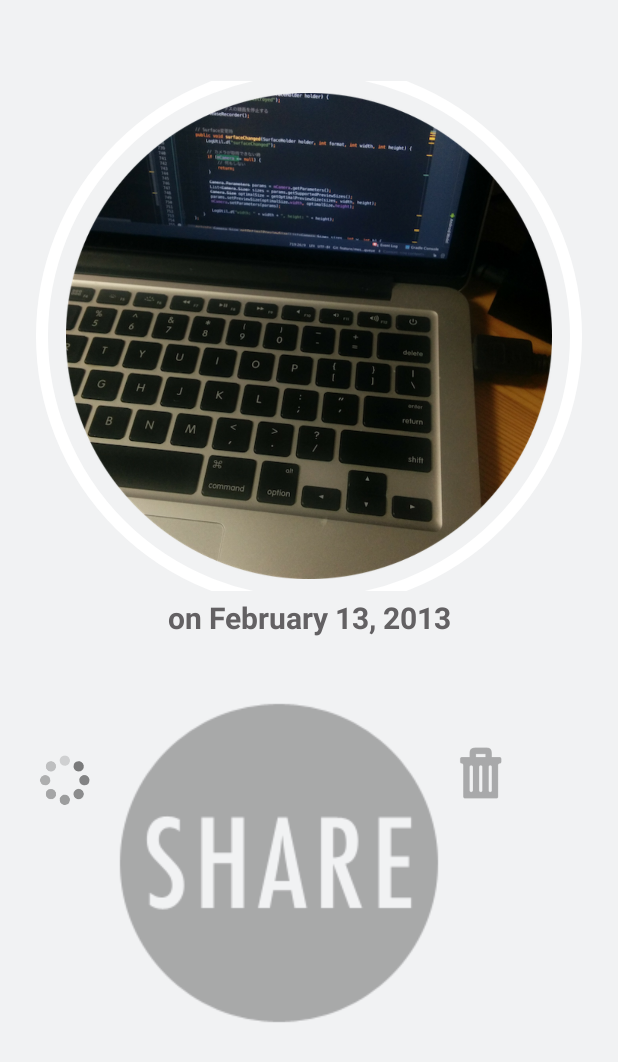
After one commit to UNUUU/OPUS, an Android app: the layout activity_preview.xml on its own in the app's theme, with its tools: preview values and no code run, on a phone screen of 412 x 824 dp. The commit adds this screen. Shown: the top 1062 px of the screen. Run offline under Robolectric (Android 15) with nearby library versions, the phone set to English and light mode, and no system bars.

Commit message:
プレビュー画面を作りました

```diff
--- a/app/src/main/AndroidManifest.xml
+++ b/app/src/main/AndroidManifest.xml
@@ -9,7 +9,11 @@
         android:theme="@style/AppTheme" >
         <activity
             android:name=".MainActivity"
-            android:label="@string/app_name"
+            android:screenOrientation="portrait">
+        </activity>
+
+        <activity
+            android:name=".PreviewActivity"
             android:screenOrientation="portrait">
             <intent-filter>
                 <action android:name="android.intent.action.MAIN" />
--- /dev/null
+++ b/app/src/main/res/drawable/circle_border.xml
@@ -0,0 +1,17 @@
+<shape xmlns:android="http://schemas.android.com/apk/res/android"
+       android:innerRadius="0dp"
+       android:shape="ring"
+       android:thicknessRatio="2"
+       android:useLevel="false" >
+    <solid android:color="@android:color/transparent" />
+
+    <stroke
+        android:width="@dimen/circle_image_border_width"
+        android:color="@android:color/white" />
+
+    <padding
+        android:left="@dimen/circle_image_border_width"
+        android:top="@dimen/circle_image_border_width"
+        android:right="@dimen/circle_image_border_width"
+        android:bottom="@dimen/circle_image_border_width" />
+</shape>
--- a/app/src/main/res/layout/activity_main.xml
+++ b/app/src/main/res/layout/activity_main.xml
@@ -1,5 +1,6 @@
 <LinearLayout
     xmlns:android="http://schemas.android.com/apk/res/android"
+    xmlns:tools="http://schemas.android.com/tools"
     android:id="@+id/activity_main_layout_001"
     android:layout_width="match_parent"
     android:layout_height="match_parent"
@@ -15,9 +16,10 @@
     <fragment
         android:name="com.unuuu.opus.component.CircleCameraFragment"
         android:id="@+id/activity_main_frame_002"
+        tools:layout="@layout/fragment_circle_camera"
         android:layout_width="wrap_content"
         android:layout_height="wrap_content" />
-    <ImageButton
+    <ImageView
         android:id="@+id/activity_main_frame_003"
         android:layout_width="wrap_content"
         android:layout_height="wrap_content"
--- /dev/null
+++ b/app/src/main/res/layout/activity_preview.xml
@@ -0,0 +1,54 @@
+<LinearLayout
+    xmlns:android="http://schemas.android.com/apk/res/android"
+    xmlns:tools="http://schemas.android.com/tools"
+    android:id="@+id/activity_preview_layout_001"
+    android:layout_width="match_parent"
+    android:layout_height="match_parent"
+    android:padding="24dp"
+    android:orientation="vertical"
+    android:background="@color/white_300">
+    <ImageView
+        android:id="@+id/activity_preview_frame_001"
+        android:layout_width="wrap_content"
+        android:layout_height="340dp"
+        android:layout_marginTop="30dp"
+        tools:src="@drawable/sample_circle_image"
+        android:background="@drawable/circle_border"
+        android:scaleType="fitCenter"/>
+    <TextView
+        android:id="@+id/activity_preview_frame_002"
+        android:layout_width="match_parent"
+        android:layout_height="wrap_content"
+        android:layout_marginTop="4dp"
+        android:layout_marginBottom="20dp"
+        android:textColor="@color/grey_800"
+        android:textStyle="bold"
+        android:gravity="center"
+        tools:text="on February 13, 2013"
+        android:textSize="20dp"/>
+    <LinearLayout
+        android:layout_width="wrap_content"
+        android:layout_height="wrap_content"
+        android:layout_weight="1"
+        android:orientation="horizontal">
+        <ImageView
+            android:id="@+id/activity_preview_frame_004"
+            android:layout_width="40dp"
+            android:layout_height="wrap_content"
+            android:src="@drawable/save"
+            android:scaleType="fitCenter"/>
+        <ImageView
+            android:id="@+id/activity_preview_frame_005"
+            android:layout_width="wrap_content"
+            android:layout_height="wrap_content"
+            android:src="@drawable/share"
+            android:layout_weight="1"
+            android:scaleType="fitCenter"/>
+        <ImageView
+            android:id="@+id/activity_preview_frame_006"
+            android:layout_width="40dp"
+            android:layout_height="wrap_content"
+            android:src="@drawable/delete"
+            android:scaleType="fitCenter"/>
+    </LinearLayout>
+</LinearLayout>
--- /dev/null
+++ b/app/src/main/res/values/color.xml
@@ -0,0 +1,5 @@
+<?xml version="1.0" encoding="utf-8"?>
+<resources>
+    <color name="white_300">#f1f2f3</color>
+    <color name="grey_800">#636163</color>
+</resources>
--- a/app/src/main/res/values/dimens.xml
+++ b/app/src/main/res/values/dimens.xml
@@ -2,4 +2,6 @@
     <!-- Default screen margins, per the Android Design guidelines. -->
     <dimen name="activity_horizontal_margin">16dp</dimen>
     <dimen name="activity_vertical_margin">16dp</dimen>
+
+    <dimen name="circle_image_border_width">8dp</dimen>
 </resources>
```
Also changed, not shown: app/build.gradle (+4 -4 lines), app/src/main/java/com/unuuu/opus/BaseActivity.java (added, +9 -0 lines), app/src/main/java/com/unuuu/opus/MainActivity.java (+6 -15 lines), app/src/main/java/com/unuuu/opus/PreviewActivity.java (added, +29 -0 lines), app/src/main/java/com/unuuu/opus/component/CameraPreview.java (+8 -16 lines), app/src/main/java/com/unuuu/opus/component/CircleCameraFragment.java (+22 -14 lines), app/src/main/java/com/unuuu/opus/util/FileUtil.java (added, +358 -0 lines), app/src/main/res/drawable/delete.png (added), app/src/main/res/drawable/sample_circle_image.png (added), app/src/main/res/drawable/save.png (added), app/src/main/res/drawable/share.png (added), 1 other file.
